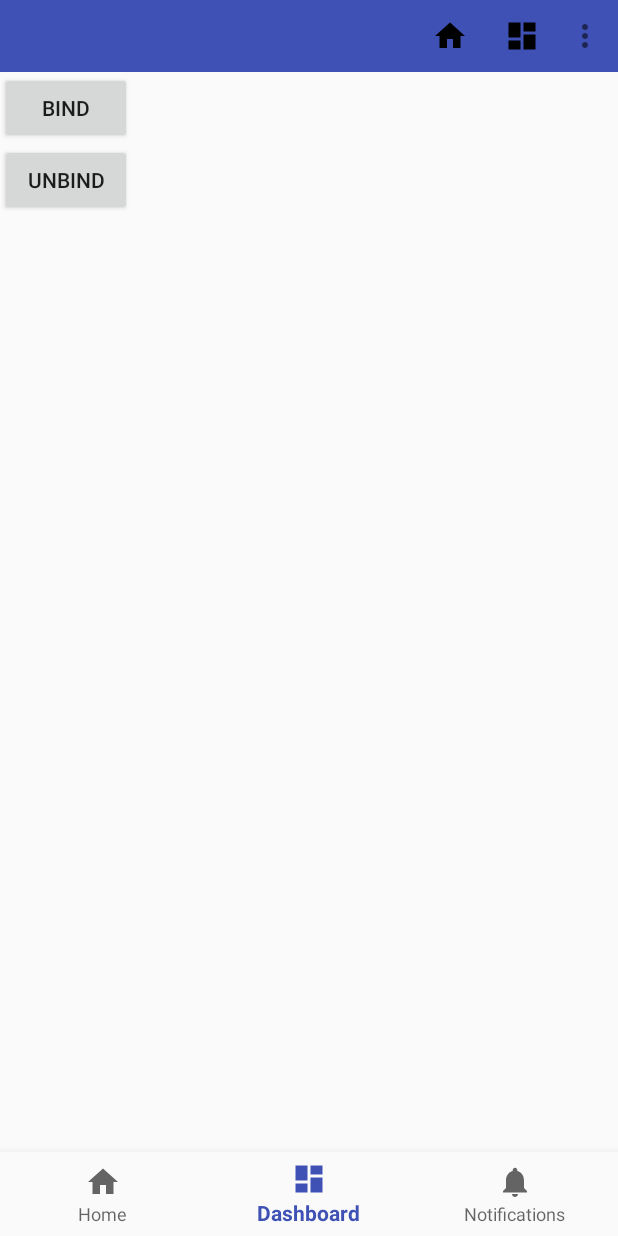
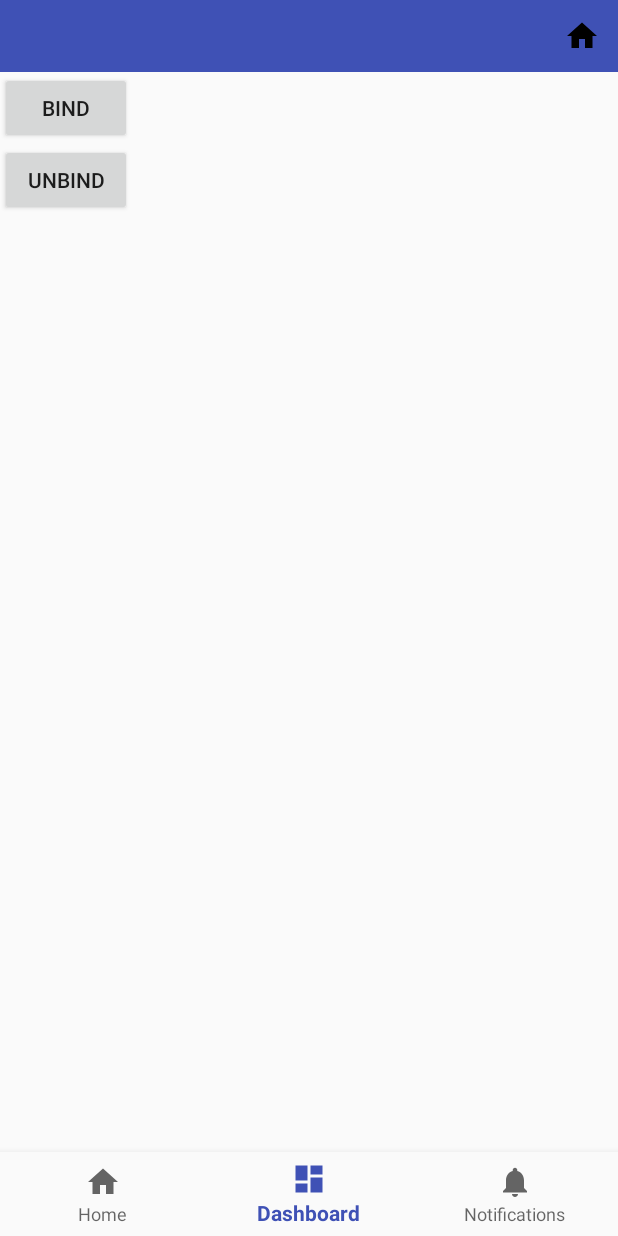
Before and after one commit to wangjiandett/RxDemo, an Android app: the screen it shows after launch (MainActivity), item 2 of the bottom bar chosen, on a phone screen of 412 x 824 dp. Run offline under Robolectric (Android 15) with nearby library versions, the phone set to English and light mode, and no system bars; our stand-ins replace RxJava; libraries missing offline, so code that uses them is left out: com.jakewharton.retrofit2; 3 statements that could not run were skipped.

Commit message:
修改logutils

```diff
--- a/app/src/main/AndroidManifest.xml
+++ b/app/src/main/AndroidManifest.xml
@@ -9,6 +9,8 @@
     <!-- sdcard -->
     <uses-permission android:name="android.permission.READ_EXTERNAL_STORAGE"/>
     <uses-permission android:name="android.permission.WRITE_EXTERNAL_STORAGE"/>
+
+    <uses-permission android:name="com.moa.rxdemo.permission.MY_SERVICE"/>
 
     <application
         android:name=".MyApplication"
@@ -38,7 +40,8 @@
         <service
             android:name=".mvp.view.MyService"
             android:enabled="true"
-            android:exported="true">
+            android:exported="true"
+            android:permission="com.moa.rxdemo.permission.MY_SERVICE">
             <intent-filter>
                 <action android:name="com.rxdemo.action.MYSERVICE" />
                 <category android:name="android.intent.category.DEFAULT" />
--- a/app/src/main/java/com/moa/rxdemo/base/net/BaseModel.java
+++ b/app/src/main/java/com/moa/rxdemo/base/net/BaseModel.java
@@ -1,3 +1,6 @@
+/*
+ * Copyright (c) 2018.  For more infomation visit https://github.com/wangjiandett/RxDemo
+ */
 package com.moa.rxdemo.base.net;
 
 import com.moa.rxdemo.base.net.exception.ExceptionHandle;
--- a/app/src/main/java/com/moa/rxdemo/mvp/view/MainActivity.java
+++ b/app/src/main/java/com/moa/rxdemo/mvp/view/MainActivity.java
@@ -11,6 +11,7 @@ import android.view.MenuItem;
 import com.moa.rxdemo.R;
 import com.moa.rxdemo.base.ui.BaseActiivty;
 import com.moa.rxdemo.base.ui.BaseFragment;
+import com.moa.rxdemo.utils.ToastUtils;
 
 /**
  * 类或文件描述
@@ -68,8 +69,18 @@ public class MainActivity extends BaseActiivty  {
 
     @Override
     public boolean onCreateOptionsMenu(Menu menu) {
-        getMenuInflater().inflate(R.menu.navigation, menu);
+        getMenuInflater().inflate(R.menu.menu_ok, menu);
         return super.onCreateOptionsMenu(menu);
+    }
+
+    @Override
+    public boolean onOptionsItemSelected(MenuItem item) {
+        if(item.getItemId() == R.id.navigation_home){
+            ToastUtils.show("click menu");
+            return true;
+        }
+
+        return super.onOptionsItemSelected(item);
     }
 
     private void switchFragment(String tag) {
--- /dev/null
+++ b/app/src/main/res/menu/menu_ok.xml
@@ -0,0 +1,16 @@
+<?xml version="1.0" encoding="utf-8"?>
+<!--
+  ~ Copyright (c) 2018.  For more infomation visit https://github.com/wangjiandett/RxDemo
+  ~
+  -->
+
+<menu xmlns:android="http://schemas.android.com/apk/res/android"
+      xmlns:app="http://schemas.android.com/apk/res-auto">
+
+    <item
+        android:id="@+id/navigation_home"
+        android:icon="@drawable/ic_home_black_24dp"
+        app:showAsAction="always"
+        android:title="@string/title_home"/>
+
+</menu>
```
Also changed, not shown: 1 other file.
